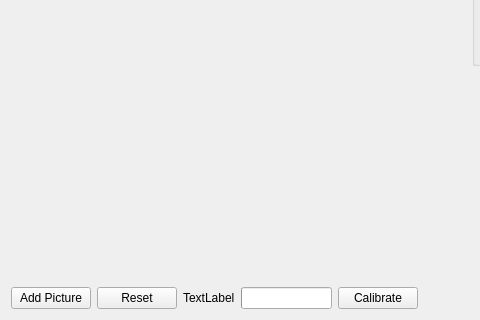
Above: ui/calibration_widget.ui from cheind/reconstructme-qt before the change; both pictures show x 0 to 480 and y 167 to 487 of the 691 by 487 pixel window. Below: the same form after it.
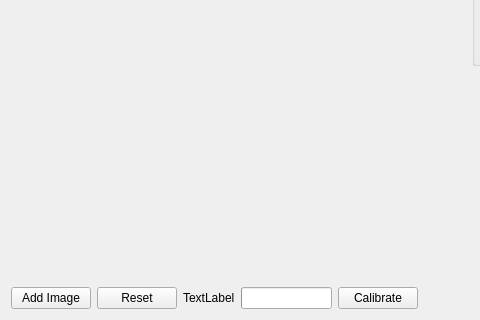
That is the form after the change.

Commit message: increased number changes text

```diff
--- a/ui/calibration_widget.ui
+++ b/ui/calibration_widget.ui
@@ -21,7 +21,7 @@
        <item>
         <widget class="QPushButton" name="addpicture_btn">
          <property name="text">
-          <string>Add Picture</string>
+          <string>Add Image</string>
          </property>
         </widget>
        </item>
```
The commit also changes 1 other file.
